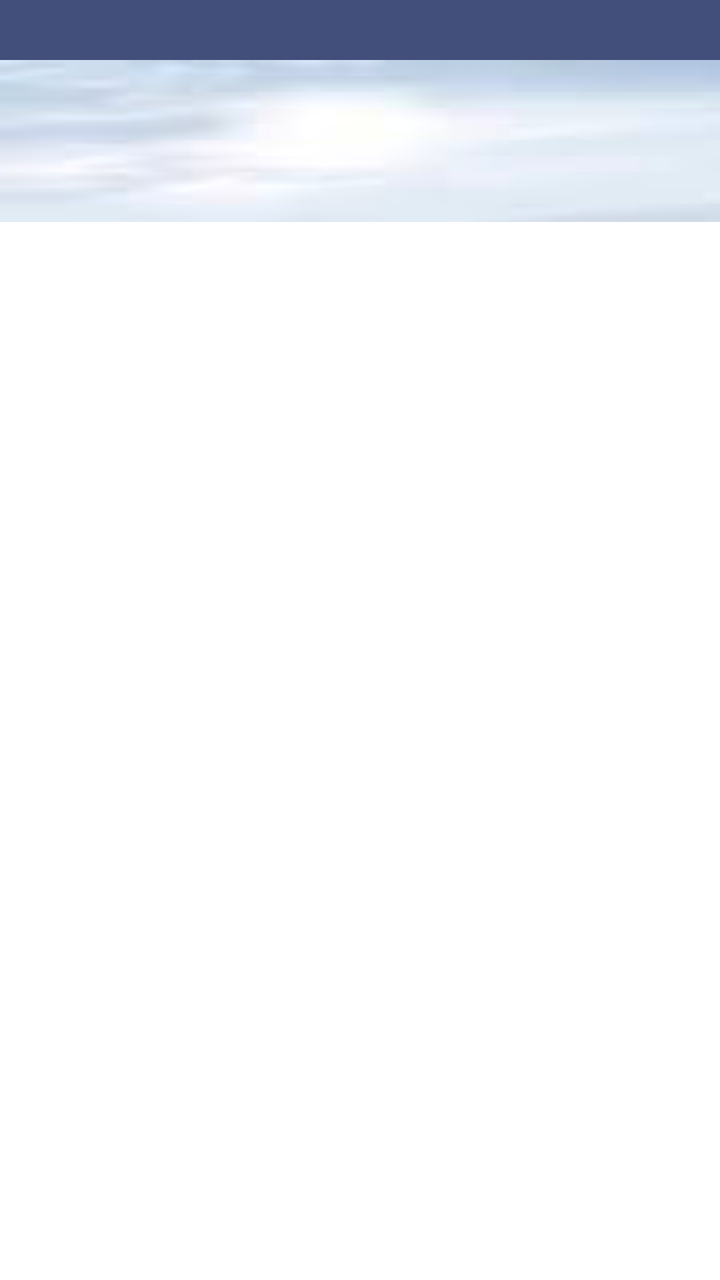
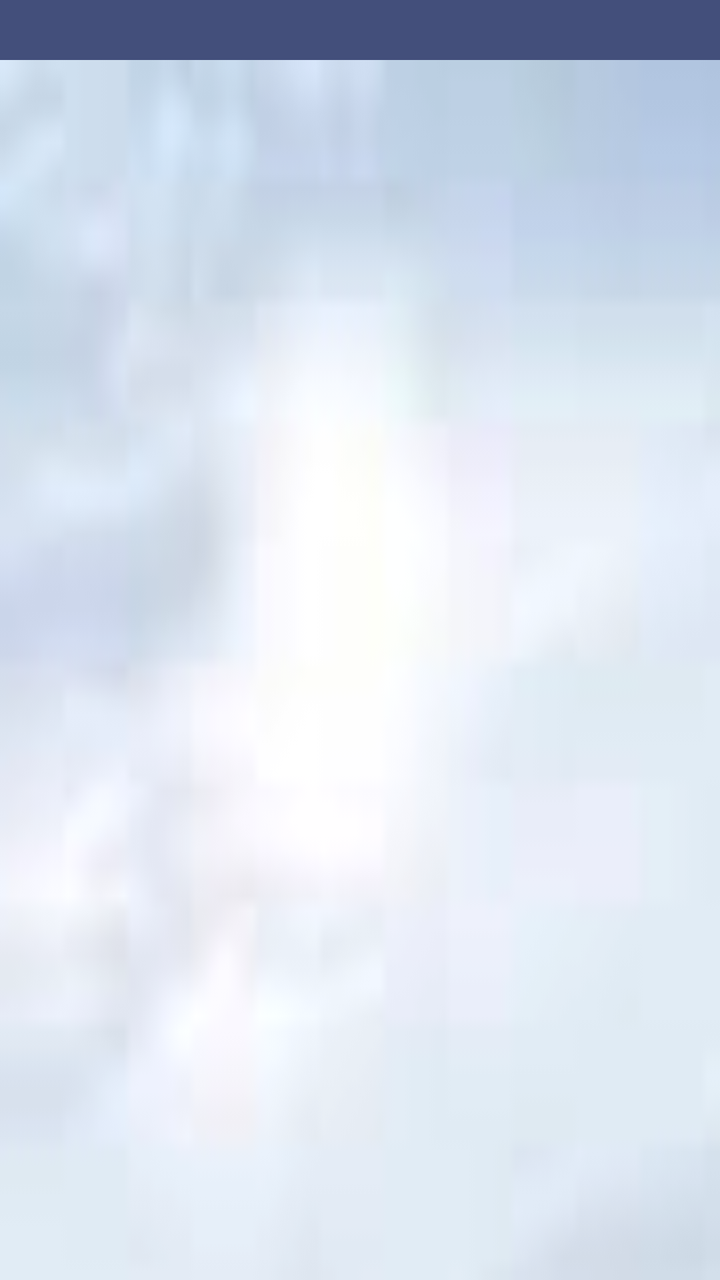

An Android layout rendered at two revisions. The XML below is the earlier revision; the diff shows what the commit changed to produce the second picture.
<!-- AndroidManifest.xml: application theme AppTheme -->
<!-- res/layout/activity_main.xml -->
<LinearLayout xmlns:android="http://schemas.android.com/apk/res/android"
    android:orientation="vertical"
    android:layout_width="fill_parent"
    android:layout_height="fill_parent" >
    
    <LinearLayout 
    android:layout_width="match_parent"
    android:layout_height="wrap_content"
    android:minHeight="30dp"
    android:paddingTop="10dip"
    android:orientation="horizontal"
    android:background="#ff434f7b"
    android:padding="0dip" >
    
    	<TextView
    	    android:id="@+id/ot"
        	android:textStyle="bold"
        	android:textSize="12sp"
        	android:textColor="#FFFFFF"
        	android:layout_width="match_parent"
        	android:layout_height="wrap_content"
        	android:paddingTop="5dip"
        	android:paddingRight="10dip"
        	android:layout_weight="0.82"
        	android:paddingLeft="5dip"/>
    	<TextView
    	    android:id="@+id/nt"
        	android:textStyle="bold"
        	android:textSize="12sp"
        	android:textColor="#FFFFFF"
        	android:layout_width="match_parent"
        	android:layout_height="wrap_content"
        	android:paddingLeft="8dip"
        	android:paddingRight="10dip"
        	android:layout_weight="0.73"/>
    	<TextView
    	    android:id="@+id/chapter"
        	android:textStyle="bold"
        	android:textSize="12sp"
        	android:textColor="#FFFFFF"
        	android:layout_width="match_parent"
        	android:layout_height="wrap_content"
        	android:paddingRight="10dip"
        	android:layout_weight="1"/>
    	<TextView
    	    android:id="@+id/verse"
        	android:textStyle="bold"
        	android:textSize="12sp"
        	android:textColor="#FFFFFF"
        	android:layout_width="match_parent"
        	android:layout_height="wrap_content"
        	android:paddingRight="10dip"
        	android:layout_weight="1"/>
    
    </LinearLayout>
    
    <LinearLayout 
    android:layout_width="match_parent"
    android:layout_height="wrap_content"
    android:background="@drawable/sky"
    android:orientation="horizontal">
    
    <ListView
        android:id="@+id/listViewOT"
        android:layout_width="match_parent"
        android:layout_height="fill_parent"
        android:layout_weight="0.78"
        android:paddingLeft="10dip"
    	android:paddingRight="10dip">
    </ListView>

    <ListView
        android:id="@+id/listViewNT"
        android:layout_width="match_parent"
        android:layout_height="fill_parent"
        android:layout_weight="0.72"
        android:paddingLeft="10dip"
    	android:paddingRight="10dip">
    </ListView>
    
    <ListView
        android:id="@+id/listViewChapter"
        android:layout_width="match_parent"
        android:layout_height="fill_parent"
        android:layout_weight="1"
        android:paddingLeft="10dip"
    	android:paddingRight="10dip">
    </ListView>
    
    <ListView
        android:id="@+id/listViewVerse"
        android:layout_width="match_parent"
        android:layout_height="fill_parent"
        android:layout_weight="1"
        android:paddingLeft="10dip"
    	android:paddingRight="10dip">
    </ListView>
    
    </LinearLayout>

</LinearLayout>
<!-- resources referenced by this layout -->
<resources>
  <!-- drawable sky: png bitmap (drawable, 8787 bytes) -->
  <style name="AppTheme" parent="AppBaseTheme">
          
      </style>
  <style name="AppBaseTheme" parent="android:Theme.Light">
          
      </style>
</resources>

<!-- the commit's change to res/layout/activity_main.xml (unified diff, before → after) -->
@@ -1,44 +1,46 @@
 <LinearLayout xmlns:android="http://schemas.android.com/apk/res/android"
     android:orientation="vertical"
-    android:layout_width="fill_parent"
-    android:layout_height="fill_parent" >
+    android:layout_width="match_parent"
+    android:layout_height="match_parent"
+    android:fitsSystemWindows="true" >
     
     <LinearLayout 
-    android:layout_width="match_parent"
-    android:layout_height="wrap_content"
-    android:minHeight="30dp"
-    android:paddingTop="10dip"
-    android:orientation="horizontal"
-    android:background="#ff434f7b"
-    android:padding="0dip" >
-    
-    	<TextView
-    	    android:id="@+id/ot"
-        	android:textStyle="bold"
-        	android:textSize="12sp"
-        	android:textColor="#FFFFFF"
-        	android:layout_width="match_parent"
-        	android:layout_height="wrap_content"
-        	android:paddingTop="5dip"
-        	android:paddingRight="10dip"
-        	android:layout_weight="0.82"
-        	android:paddingLeft="5dip"/>
-    	<TextView
-    	    android:id="@+id/nt"
-        	android:textStyle="bold"
-        	android:textSize="12sp"
-        	android:textColor="#FFFFFF"
-        	android:layout_width="match_parent"
-        	android:layout_height="wrap_content"
-        	android:paddingLeft="8dip"
-        	android:paddingRight="10dip"
-        	android:layout_weight="0.73"/>
+        android:layout_width="match_parent"
+        android:layout_height="wrap_content"
+        android:minHeight="30dp"
+        android:paddingTop="10dip"
+        android:orientation="horizontal"
+        android:background="#ff434f7b"
+        android:padding="0dip" >
+
+		<TextView
+			android:id="@+id/ot"
+			android:layout_width="0dp"
+			android:layout_height="wrap_content"
+			android:layout_weight="1.6"
+			android:paddingLeft="5dip"
+			android:paddingTop="5dip"
+			android:paddingRight="10dip"
+			android:textColor="#FFFFFF"
+			android:textSize="12sp"
+			android:textStyle="bold" />
+
+		<TextView
+			android:id="@+id/nt"
+			android:layout_width="0dp"
+			android:layout_height="wrap_content"
+			android:layout_weight="1.8"
+			android:paddingLeft="8dip"
+			android:paddingRight="10dip"
+			android:textColor="#FFFFFF"
+			android:textSize="12sp"
+			android:textStyle="bold" />
     	<TextView
     	    android:id="@+id/chapter"
         	android:textStyle="bold"
         	android:textSize="12sp"
         	android:textColor="#FFFFFF"
-        	android:layout_width="match_parent"
+        	android:layout_width="0dp"
         	android:layout_height="wrap_content"
         	android:paddingRight="10dip"
         	android:layout_weight="1"/>
@@ -47,7 +49,7 @@
         	android:textStyle="bold"
         	android:textSize="12sp"
         	android:textColor="#FFFFFF"
-        	android:layout_width="match_parent"
+        	android:layout_width="0dp"
         	android:layout_height="wrap_content"
         	android:paddingRight="10dip"
         	android:layout_weight="1"/>
@@ -55,46 +57,45 @@
     </LinearLayout>
     
     <LinearLayout 
-    android:layout_width="match_parent"
-    android:layout_height="wrap_content"
-    android:background="@drawable/sky"
-    android:orientation="horizontal">
-    
-    <ListView
-        android:id="@+id/listViewOT"
         android:layout_width="match_parent"
-        android:layout_height="fill_parent"
-        android:layout_weight="0.78"
-        android:paddingLeft="10dip"
-    	android:paddingRight="10dip">
-    </ListView>
+        android:layout_height="0dp"
+        android:layout_weight="1"
+        android:background="@drawable/sky"
+        android:orientation="horizontal">
 
-    <ListView
-        android:id="@+id/listViewNT"
-        android:layout_width="match_parent"
-        android:layout_height="fill_parent"
-        android:layout_weight="0.72"
-        android:paddingLeft="10dip"
-    	android:paddingRight="10dip">
-    </ListView>
-    
-    <ListView
-        android:id="@+id/listViewChapter"
-        android:layout_width="match_parent"
-        android:layout_height="fill_parent"
-        android:layout_weight="1"
-        android:paddingLeft="10dip"
-    	android:paddingRight="10dip">
-    </ListView>
-    
-    <ListView
-        android:id="@+id/listViewVerse"
-        android:layout_width="match_parent"
-        android:layout_height="fill_parent"
-        android:layout_weight="1"
-        android:paddingLeft="10dip"
-    	android:paddingRight="10dip">
-    </ListView>
+		<ListView
+			android:id="@+id/listViewOT"
+			android:layout_width="0dp"
+			android:layout_height="match_parent"
+			android:layout_weight="1.6"
+			android:paddingLeft="10dip"
+			android:paddingRight="10dip"></ListView>
+
+		<ListView
+			android:id="@+id/listViewNT"
+			android:layout_width="0dp"
+			android:layout_height="match_parent"
+			android:layout_weight="1.8"
+			android:paddingLeft="10dip"
+			android:paddingRight="10dip"></ListView>
+
+        <ListView
+            android:id="@+id/listViewChapter"
+            android:layout_width="0dp"
+            android:layout_height="match_parent"
+            android:layout_weight="1"
+            android:paddingLeft="10dip"
+            android:paddingRight="10dip">
+        </ListView>
+
+        <ListView
+            android:id="@+id/listViewVerse"
+            android:layout_width="0dp"
+            android:layout_height="match_parent"
+            android:layout_weight="1"
+            android:paddingLeft="10dip"
+            android:paddingRight="10dip">
+        </ListView>
     
     </LinearLayout>
 
